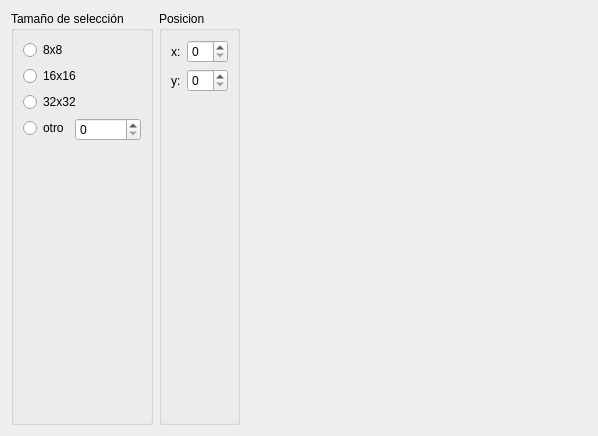
The window that src/widgets/tabsContent/tab_content.ui (rozanecm/7561-piv) describes before a commit, drawn with Qt 5.
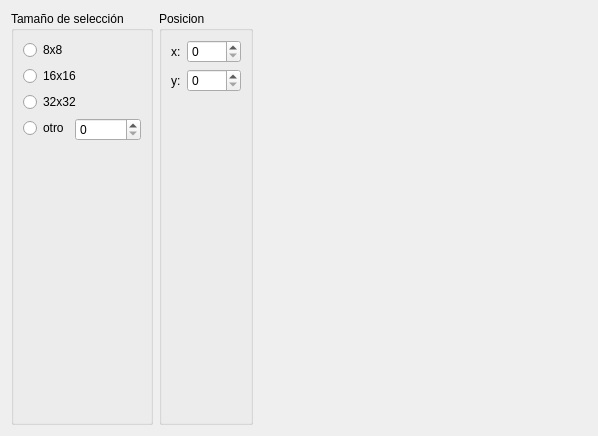
The same window after the commit.

Commit message: feat: coordinate marker addition between image and tabs

What changed in the file:
```diff
--- a/src/widgets/tabsContent/tab_content.ui
+++ b/src/widgets/tabsContent/tab_content.ui
@@ -89,7 +89,11 @@
              </widget>
             </item>
             <item>
-             <widget class="QSpinBox" name="pos_x_spinBox"/>
+             <widget class="QSpinBox" name="pos_x_spinBox">
+              <property name="maximum">
+               <number>9999</number>
+              </property>
+             </widget>
             </item>
            </layout>
           </item>
@@ -103,7 +107,11 @@
              </widget>
             </item>
             <item>
-             <widget class="QSpinBox" name="pos_y_spinBox"/>
+             <widget class="QSpinBox" name="pos_y_spinBox">
+              <property name="maximum">
+               <number>9999</number>
+              </property>
+             </widget>
             </item>
            </layout>
           </item>
```
The commit also changes 5 other files.
